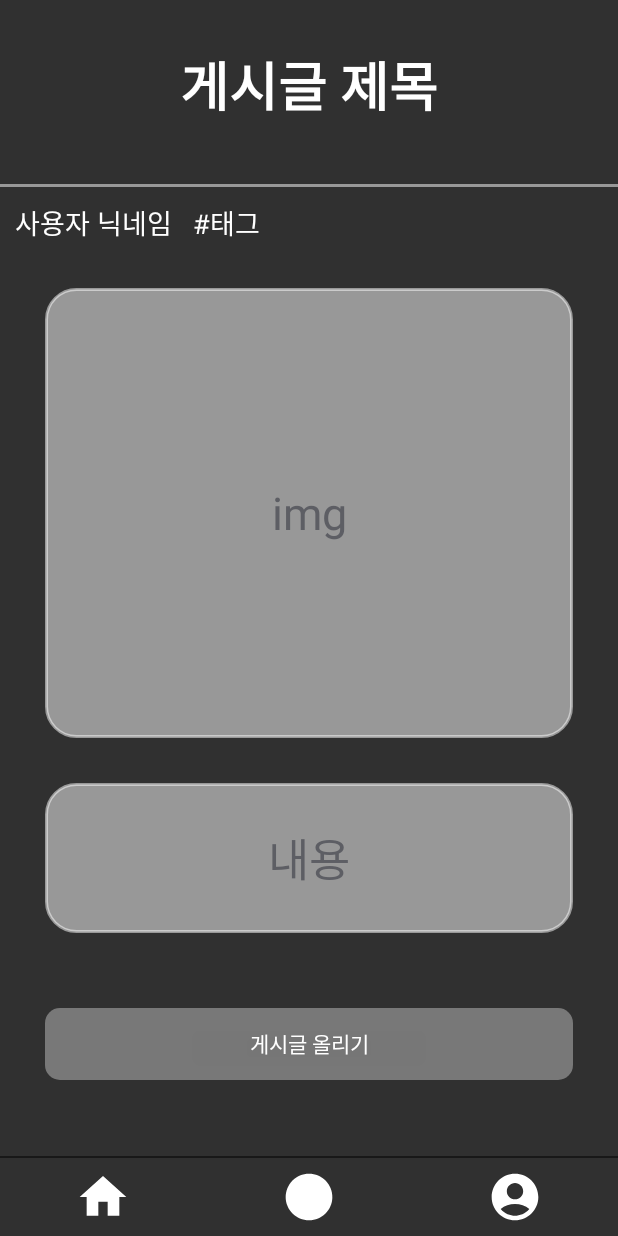
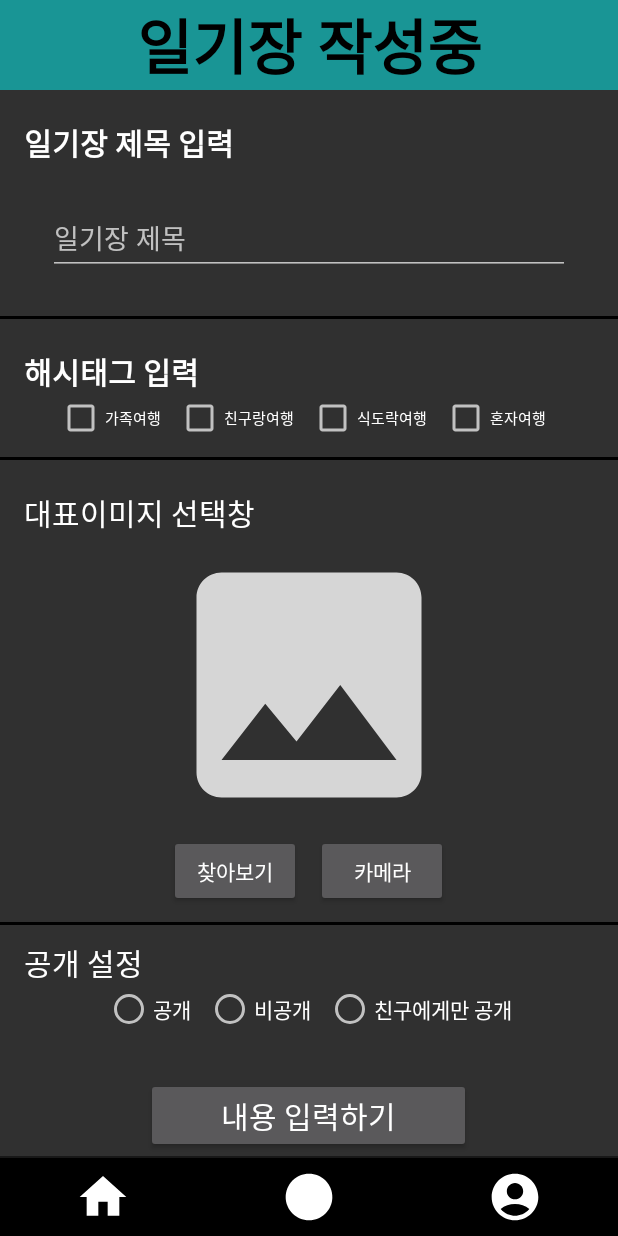
Before and after one commit to thereisname/UI, an Android app: the MainActivity screen opened directly, with no data from a screen before it, on a phone screen of 412 x 824 dp. Run offline under Robolectric (Android 15) with nearby library versions, the phone set to English and light mode, and no system bars; our stand-ins replace Firebase (no records; nobody signed in at launch, a user with empty details on screens opened directly).

Commit message:
ADD main and input content file

```diff
--- a/app/src/main/AndroidManifest.xml
+++ b/app/src/main/AndroidManifest.xml
@@ -14,6 +14,9 @@
         android:theme="@style/Theme.UI"
         android:usesCleartextTraffic="true"
         tools:targetApi="31">
+        <activity
+            android:name=".activity.InputContentActivity"
+            android:exported="false" />
         <activity
             android:name=".fragment.FragmentClient"
             android:exported="false" />
--- /dev/null
+++ b/app/src/main/java/com/example/ui/activity/InputContentActivity.java
@@ -0,0 +1,16 @@
+package com.example.ui.activity;
+
+import androidx.appcompat.app.AppCompatActivity;
+
+import android.os.Bundle;
+
+import com.example.ui.R;
+
+public class InputContentActivity extends AppCompatActivity {
+
+    @Override
+    protected void onCreate(Bundle savedInstanceState) {
+        super.onCreate(savedInstanceState);
+        setContentView(R.layout.activity_input_content);
+    }
+}
--- a/app/src/main/java/com/example/ui/activity/MainActivity.java
+++ b/app/src/main/java/com/example/ui/activity/MainActivity.java
@@ -4,6 +4,7 @@ import androidx.appcompat.app.AppCompatActivity;
 
 import android.content.Intent;
 import android.os.Bundle;
+import android.widget.Button;
 import android.widget.ImageView;
 
 import com.example.ui.R;
@@ -23,6 +24,7 @@ public class MainActivity extends AppCompatActivity {
 
         ImageView myPage = findViewById(R.id.myPage);
         ImageView home = findViewById(R.id.home);
+        Button content = findViewById(R.id.content);
 
         mDatabase = FirebaseDatabase.getInstance().getReference("UI");
 
@@ -40,5 +42,7 @@ public class MainActivity extends AppCompatActivity {
             startActivity(intent);
             finish();
         });
+
+        content.setOnClickListener(v -> startActivity(new Intent(this, InputContentActivity.class)));
     }
 }
--- /dev/null
+++ b/app/src/main/res/layout/activity_input_content.xml
@@ -0,0 +1,69 @@
+<?xml version="1.0" encoding="utf-8"?>
+<LinearLayout xmlns:android="http://schemas.android.com/apk/res/android"
+    xmlns:app="http://schemas.android.com/apk/res-auto"
+    xmlns:tools="http://schemas.android.com/tools"
+    android:layout_width="match_parent"
+    android:layout_height="match_parent"
+    android:orientation="vertical"
+    android:padding="15dp"
+    tools:context=".activity.InputContentActivity">
+
+    <TextView
+        android:layout_width="match_parent"
+        android:layout_height="wrap_content"
+        android:text="팁 입력하기"
+        android:textSize="20dp" />
+
+    <com.google.android.material.textfield.TextInputLayout
+        android:layout_width="match_parent"
+        android:layout_height="100dp"
+        android:overScrollMode="always"
+        android:scrollbarStyle="insideInset"
+        android:scrollbars="vertical">
+
+        <com.google.android.material.textfield.TextInputEditText
+            android:layout_width="match_parent"
+            android:layout_height="wrap_content"
+            android:gravity="top"
+            android:inputType="textMultiLine"
+            android:lines="5" />
+    </com.google.android.material.textfield.TextInputLayout>
+
+    <View
+        android:layout_width="match_parent"
+        android:layout_height="2dp"
+        android:layout_marginTop="15dp"
+        android:layout_marginBottom="10dp"
+        android:background="@color/black" />
+
+    <TextView
+        android:layout_width="match_parent"
+        android:layout_height="wrap_content"
+        android:text="내용 입력하기"
+        android:textSize="20dp" />
+
+    <com.google.android.material.textfield.TextInputLayout
+        style="@style/Widget.Material3.TextInputEditText.OutlinedBox"
+        android:layout_width="match_parent"
+        android:layout_height="450dp"
+        android:overScrollMode="always"
+        android:scrollbarStyle="insideInset"
+        android:scrollbars="vertical">
+
+        <com.google.android.material.textfield.TextInputEditText
+            android:layout_width="match_parent"
+            android:layout_height="wrap_content"
+            android:gravity="top"
+            android:inputType="textMultiLine"
+            android:lines="25" />
+    </com.google.android.material.textfield.TextInputLayout>
+
+    <Button
+        android:layout_width="wrap_content"
+        android:layout_height="wrap_content"
+        android:layout_gravity="center_horizontal"
+        android:layout_marginTop="10dp"
+        android:paddingHorizontal="50dp"
+        android:text="저장하기" />
+
+</LinearLayout>
--- a/app/src/main/res/layout/activity_main.xml
+++ b/app/src/main/res/layout/activity_main.xml
@@ -4,112 +4,209 @@
     xmlns:tools="http://schemas.android.com/tools"
     android:layout_width="match_parent"
     android:layout_height="match_parent"
-    android:fillViewport="true">
+    tools:context=".activity.MainActivity">
 
     <androidx.core.widget.NestedScrollView
         android:layout_width="match_parent"
         android:layout_height="0dp"
+        android:fillViewport="true"
         app:layout_constraintBottom_toTopOf="@+id/view2"
-        app:layout_constraintEnd_toEndOf="parent"
-        app:layout_constraintStart_toStartOf="parent"
         app:layout_constraintTop_toTopOf="parent">
 
-        <androidx.constraintlayout.widget.ConstraintLayout
+        <LinearLayout
             android:layout_width="match_parent"
-            android:layout_height="wrap_content">
+            android:layout_height="0dp"
+            android:orientation="vertical"
+            app:layout_constraintBottom_toTopOf="@+id/view2"
+            app:layout_constraintTop_toTopOf="parent">
 
             <TextView
-                android:id="@+id/textView"
+                android:layout_width="match_parent"
+                android:layout_height="wrap_content"
+                android:background="#7C00FEFE"
+                android:gravity="center_horizontal"
+                android:text="일기장 작성중"
+                android:textColor="@color/black"
+                android:textSize="40sp"
+                android:textStyle="bold" />
+
+
+            <TextView
+                android:layout_width="match_parent"
+                android:layout_height="wrap_content"
+                android:layout_marginStart="16dp"
+                android:layout_marginTop="20dp"
+                android:layout_marginEnd="16dp"
+                android:text="일기장 제목 입력"
+                android:textSize="20sp"
+                android:textStyle="bold" />
+
+            <com.google.android.material.textfield.TextInputLayout
+                style="@style/Widget.Material3.TextInputEditText.OutlinedBox"
+                android:layout_width="match_parent"
+                android:layout_height="wrap_content"
+                android:backgroundTint="@color/black">
+
+                <com.google.android.material.textfield.TextInputEditText
+                    android:layout_width="match_parent"
+                    android:layout_height="wrap_content"
+                    android:layout_marginStart="16dp"
+                    android:layout_marginEnd="16dp"
+                    android:hint="일기장 제목"
+                    android:inputType="textMultiLine"
+                    android:textColor="@color/white" />
+            </com.google.android.material.textfield.TextInputLayout>
+
+            <View
+                android:layout_width="match_parent"
+                android:layout_height="2dp"
+                android:layout_marginTop="10dp"
+                android:background="@color/black" />
+
+            <TextView
+                android:layout_width="match_parent"
+                android:layout_height="wrap_content"
+                android:layout_marginStart="16dp"
+                android:layout_marginTop="20dp"
+                android:layout_marginEnd="16dp"
+                android:text="해시태그 입력"
+                android:textSize="20sp"
+                android:textStyle="bold" />
+
+            <GridLayout
                 android:layout_width="wrap_content"
                 android:layout_height="wrap_content"
-                android:layout_marginTop="30dp"
-                android:gravity="center"
-                android:text="게시글 제목"
-                android:textColor="@color/white_op"
-                android:textSize="35sp"
-                android:textStyle="bold"
-                app:layout_constraintEnd_toEndOf="parent"
-                app:layout_constraintStart_toStartOf="parent"
-                app:layout_constraintTop_toTopOf="parent" />
+                android:layout_gravity="center"
+                android:columnCount="4"
+                android:orientation="horizontal">
+
+                <CheckBox
+                    android:layout_width="wrap_content"
+                    android:layout_height="wrap_content"
+                    android:layout_marginEnd="10dp"
+                    android:text="가족여행"
+                    android:textSize="10sp" />
+
+                <CheckBox
+                    android:layout_width="wrap_content"
+                    android:layout_height="wrap_content"
+                    android:layout_marginEnd="10dp"
+                    android:text="친구랑여행"
+                    android:textSize="10sp" />
+
+                <CheckBox
+                    android:layout_width="wrap_content"
+                    android:layout_height="wrap_content"
+                    android:layout_marginEnd="10dp"
+                    android:text="식도락여행"
+                    android:textSize="10sp" />
+
+                <CheckBox
+                    android:layout_width="wrap_content"
+                    android:layout_height="wrap_content"
+                    android:layout_marginEnd="10dp"
+                    android:text="혼자여행"
+                    android:textSize="10sp" />
+            </GridLayout>
 
             <View
-                android:id="@+id/view"
                 android:layout_width="match_parent"
                 android:layout_height="2dp"
-                android:layout_marginTop="40dp"
-                android:background="#80ffffff"
-                app:layout_constraintEnd_toEndOf="parent"
-                app:layout_constraintStart_toStartOf="parent"
-                app:layout_constraintTop_toBottomOf="@+id/textView" />
+                android:layout_marginTop="10dp"
+                android:background="@color/black" />
 
             <TextView
-                android:id="@+id/textView2"
+                style="@style/Widget.MaterialComponents.TextInputLayout.OutlinedBox"
                 android:layout_width="match_parent"
                 android:layout_height="wrap_content"
-                android:layout_marginStart="10dp"
+                android:layout_marginStart="16dp"
+                android:layout_marginTop="20dp"
+                android:layout_marginEnd="16dp"
+                android:text="대표이미지 선택창"
+                android:textSize="20sp" />
+
+            <ImageView
+                android:id="@+id/userImageView"
+                android:layout_width="match_parent"
+                android:layout_height="200dp"
+                android:src="@drawable/baseline_image_24" />
+
+            <GridLayout
+                android:layout_width="wrap_content"
+                android:layout_height="wrap_content"
+                android:layout_gravity="center"
+                android:columnCount="2">
+
+                <Button
+                    android:id="@+id/galleryButton"
+                    android:layout_width="wrap_content"
+                    android:layout_height="wrap_content"
+                    android:layout_marginEnd="10dp"
+                    android:text="찾아보기" />
+
+                <Button
+                    android:id="@+id/cameraButton"
+                    android:layout_width="wrap_content"
+                    android:layout_height="wrap_content"
+                    android:text="카메라" />
+
+            </GridLayout>
+
+            <View
+                android:layout_width="match_parent"
+                android:layout_height="2dp"
                 android:layout_marginTop="10dp"
-                android:text="사용자 닉네임   #태그"
-                android:textColor="@color/white_op"
-                android:textSize="18sp"
-                app:layout_constraintEnd_toEndOf="parent"
-                app:layout_constraintStart_toStartOf="parent"
-                app:layout_constraintTop_toBottomOf="@+id/view" />
+                android:background="@color/black" />
 
-            <LinearLayout
-                android:id="@+id/linearLayout2"
+
+            <TextView
                 android:layout_width="match_parent"
-                android:layout_height="300dp"
-                android:layout_margin="30dp"
-                android:background="@drawable/border"
-                app:layout_constraintTop_toBottomOf="@+id/textView2"
-                tools:layout_editor_absoluteX="30dp">
+                android:layout_height="wrap_content"
+                android:layout_marginStart="16dp"
+                android:layout_marginTop="10dp"
+                android:layout_marginEnd="16dp"
+                android:text="공개 설정"
+                android:textSize="20sp" />
 
-                <TextView
-                    android:layout_width="match_parent"
+
+            <RadioGroup
+                android:layout_width="match_parent"
+                android:layout_height="wrap_content"
+                android:gravity="center_horizontal"
+                android:orientation="horizontal">
+
+                <RadioButton
+                    android:layout_width="wrap_content"
                     android:layout_height="wrap_content"
-                    android:layout_gravity="center"
-                    android:gravity="center"
-                    android:text="img"
-                    android:textColor="@color/material_dynamic_neutral40"
-                    android:textSize="30sp" />
+                    android:layout_marginEnd="10dp"
+                    android:text="공개" />
 
-            </LinearLayout>
+                <RadioButton
+                    android:layout_width="wrap_content"
+                    android:layout_height="wrap_content"
+                    android:layout_marginEnd="10dp"
+                    android:text="비공개" />
 
-            <LinearLayout
-                android:id="@+id/linearLayout3"
-                android:layout_width="match_parent"
-                android:layout_height="100dp"
-                android:layout_margin="30dp"
-                android:background="@drawable/border"
-                app:layout_constraintTop_toBottomOf="@+id/linearLayout2"
-                tools:layout_editor_absoluteX="30dp">
+                <RadioButton
+                    android:layout_width="wrap_content"
+                    android:layout_height="wrap_content"
+                    android:text="친구에게만 공개" />
 
-                <TextView
-                    android:layout_width="match_parent"
-                    android:layout_height="wrap_content"
-                    android:layout_gravity="center"
-                    android:gravity="center"
-                    android:text="내용"
-                    android:textColor="@color/material_dynamic_neutral40"
-                    android:textSize="30sp" />
-            </LinearLayout>
+            </RadioGroup>
+
 
             <Button
-                android:id="@+id/button2"
-                style="@style/upload_btn"
-                android:layout_width="match_parent"
+                android:id="@+id/content"
+                android:paddingHorizontal="50dp"
+                android:layout_width="wrap_content"
                 android:layout_height="wrap_content"
-                android:layout_marginStart="30dp"
-                android:layout_marginTop="50dp"
-                android:layout_marginEnd="30dp"
-                android:layout_marginBottom="50dp"
-                android:text="게시글 올리기"
-                app:layout_constraintBottom_toBottomOf="parent"
-                app:layout_constraintEnd_toEndOf="parent"
-                app:layout_constraintStart_toStartOf="parent"
-                app:layout_constraintTop_toBottomOf="@+id/linearLayout3" />
-
-        </androidx.constraintlayout.widget.ConstraintLayout>
+                android:layout_gravity="center_horizontal"
+                android:layout_marginVertical="30dp"
+                android:gravity="center_horizontal"
+                android:text="내용 입력하기"
+                android:textColor="@color/white"
+                android:textSize="20sp" />
+        </LinearLayout>
     </androidx.core.widget.NestedScrollView>
 
     <View
@@ -126,6 +223,7 @@
         android:id="@+id/linearLayout5"
         android:layout_width="match_parent"
         android:layout_height="wrap_content"
+        android:background="@color/black"
         android:gravity="center|center_horizontal"
         android:paddingVertical="7dp"
         app:layout_constraintBottom_toBottomOf="parent"
@@ -153,5 +251,4 @@
             android:layout_weight="1"
             android:src="@drawable/baseline_account_circle_24" />
     </LinearLayout>
-
 </androidx.constraintlayout.widget.ConstraintLayout>
```
